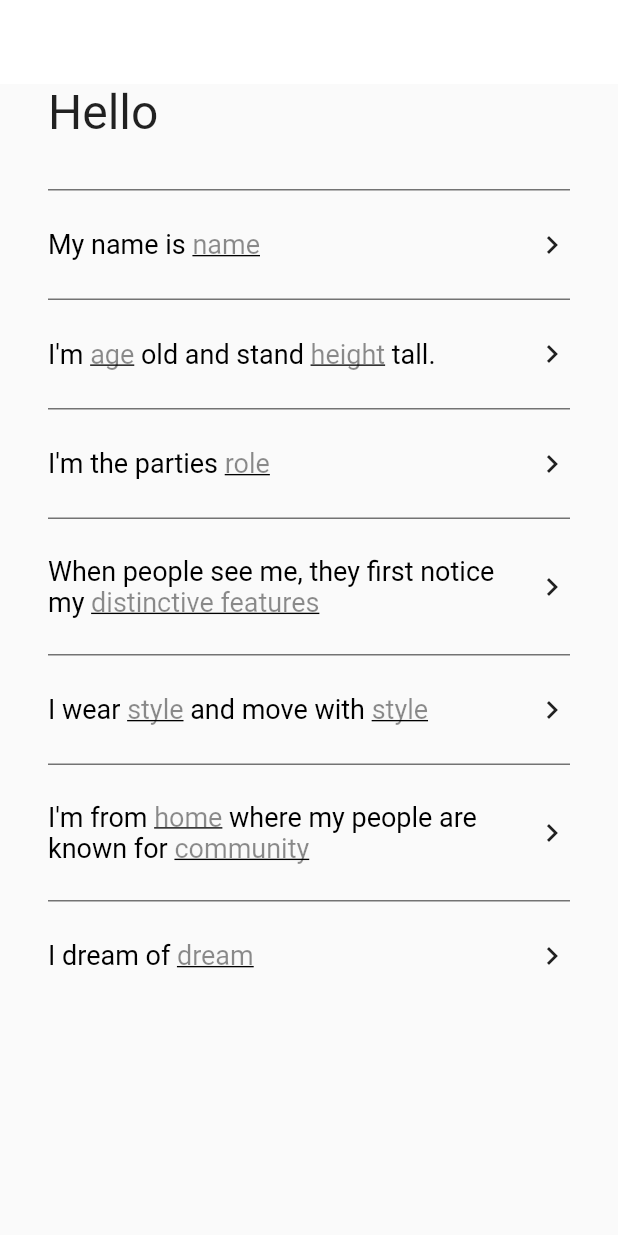
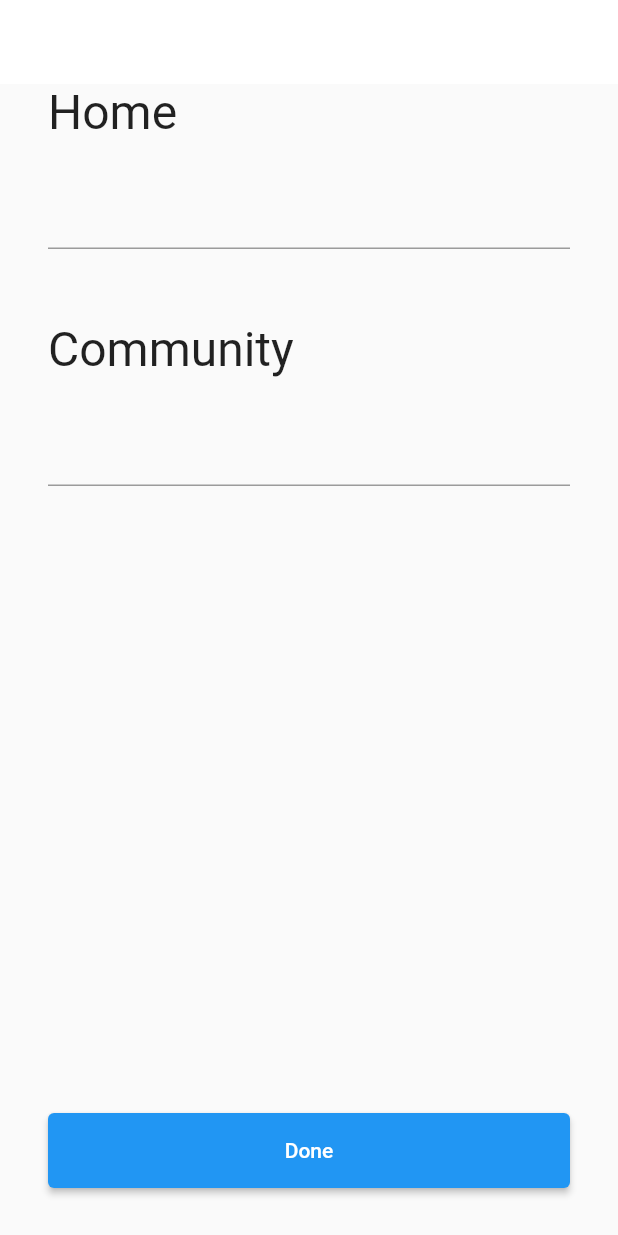
Before and after one commit to fates-dnd/fates_quest_flutter, a Flutter app: the screen it shows after launch, after a tap on an icon or button, on a phone screen of 412 x 824 dp. Run offline on Flutter 3.47's test engine with Material 2 defaults, Android fonts, the phone set to English and light mode, and no system bars; our stand-ins replace flutter_svg; generated files the repository leaves out were written again.

Commit message:
character creation flow template

```diff
--- a/lib/character_creator/character_creator.dart
+++ b/lib/character_creator/character_creator_screen.dart
@@ -1,11 +1,16 @@
+import 'package:fates_quest_flutter/character/character_screen.dart';
 import 'package:fates_quest_flutter/character_creator/age_and_height_form_screen.dart';
+import 'package:fates_quest_flutter/character_creator/distinctive_features_form_screen.dart';
+import 'package:fates_quest_flutter/character_creator/dream_form_screen.dart';
+import 'package:fates_quest_flutter/character_creator/home_and_community_form_screen.dart';
 import 'package:fates_quest_flutter/character_creator/name_form_screen.dart';
 import 'package:fates_quest_flutter/character_creator/role_form_screen.dart';
+import 'package:fates_quest_flutter/character_creator/wear_and_move_style_form_screen.dart';
 import 'package:flutter/material.dart';
 import 'package:flutter_gen/gen_l10n/app_localizations.dart';
 
-class CharacterCreator extends StatelessWidget {
-  const CharacterCreator({Key? key}) : super(key: key);
+class CharacterCreatorScreen extends StatelessWidget {
+  const CharacterCreatorScreen({Key? key}) : super(key: key);
 
   @override
   Widget build(BuildContext context) {
@@ -42,21 +47,34 @@ class CharacterCreator extends StatelessWidget {
           ),
           ConstructorRow(
             template: localization.when_people_see_me_they_notice__template,
-            onClick: () => {},
+            onClick: () => Navigator.of(context).push(MaterialPageRoute(
+                builder: (context) => const DistinctiveFeaturesFormScreen())),
           ),
           ConstructorRow(
             template: localization.i_wear_and_move_with__template,
-            onClick: () => {},
+            onClick: () => Navigator.of(context).push(MaterialPageRoute(builder: (context) => const WearAndMoveStyleFormScreen())),
           ),
           ConstructorRow(
             template:
                 localization.i_am_from_where_people_are_known_for__template,
-            onClick: () => {},
+            onClick: () => Navigator.of(context).push(MaterialPageRoute(builder: (context) => const HomeAndCommunityFormScreen())),
           ),
           ConstructorRow(
             template: localization.i_dream_of__template,
-            onClick: () => {},
+            onClick: () => Navigator.of(context).push(MaterialPageRoute(builder: (context) => const DreamFormScreen())),
           ),
+
+          ElevatedButton(
+            onPressed: () {
+              // TODO: submit result
+              Navigator.of(context).pushReplacement(MaterialPageRoute(builder: (context) => const CharacterScreen()));
+            },
+            child: Text(localization.create),
+            style: ElevatedButton.styleFrom(
+              minimumSize: const Size.fromHeight(50),
+            ),
+          ),
+          const SizedBox(height: 32)
         ],
       ),
     );
--- /dev/null
+++ b/lib/character_creator/home_and_community_form_screen.dart
@@ -0,0 +1,72 @@
+import 'package:flutter/material.dart';
+import 'package:flutter_gen/gen_l10n/app_localizations.dart';
+
+class HomeAndCommunityFormScreen extends StatelessWidget {
+  const HomeAndCommunityFormScreen({Key? key}) : super(key: key);
+
+  @override
+  Widget build(BuildContext context) {
+    final localization = AppLocalizations.of(context)!;
+
+    return Scaffold(
+      appBar: AppBar(),
+      body: Padding(
+        padding: const EdgeInsets.symmetric(horizontal: 32.0),
+        child: Column(
+          crossAxisAlignment: CrossAxisAlignment.start,
+          children: [
+            Expanded(
+              child: Column(
+                crossAxisAlignment: CrossAxisAlignment.start,
+                children: [
+                  Text(
+                    localization.home,
+                    style: const TextStyle(
+                      fontSize: 32,
+                    ),
+                  ),
+                  const SizedBox(
+                    height: 24,
+                  ),
+                  const TextField(
+                    style: TextStyle(
+                      fontSize: 18,
+                    ),
+                  ),
+                  const SizedBox(
+                    height: 48,
+                  ),
+                  Text(
+                    localization.community,
+                    style: const TextStyle(
+                      fontSize: 32,
+                    ),
+                  ),
+                  const SizedBox(
+                    height: 24,
+                  ),
+                  const TextField(
+                    style: TextStyle(
+                      fontSize: 18,
+                    ),
+                  ),
+                ],
+              ),
+            ),
+            ElevatedButton(
+              onPressed: () {
+                // TODO: submit result
+                Navigator.of(context).pop();
+              },
+              child: Text(localization.done),
+              style: ElevatedButton.styleFrom(
+                minimumSize: const Size.fromHeight(50),
+              ),
+            ),
+            const SizedBox(height: 32),
+          ],
+        ),
+      ),
+    );
+  }
+}
--- a/lib/main.dart
+++ b/lib/main.dart
@@ -1,7 +1,7 @@
 import 'package:flutter/material.dart';
 import 'package:flutter_gen/gen_l10n/app_localizations.dart';
 
-import 'character_creator/character_creator.dart';
+import 'character_creator/character_creator_screen.dart';
 
 void main() {
   runApp(const MyApp());
@@ -37,6 +37,6 @@ class MyHomePage extends StatefulWidget {
 class _MyHomePageState extends State<MyHomePage> {
   @override
   Widget build(BuildContext context) {
-    return const CharacterCreator();
+    return const CharacterCreatorScreen();
   }
 }
--- a/pubspec.yaml
+++ b/pubspec.yaml
@@ -14,6 +14,7 @@ dependencies:
   flutter_localizations:
     sdk: flutter
   intl: ^0.17.0
+  flutter_svg: ^1.0.3
 
 dev_dependencies:
   flutter_test:
@@ -24,3 +25,6 @@ dev_dependencies:
 flutter:
   generate: true
   uses-material-design: true
+
+  assets:
+    - assets/d20.svg
```
Also changed, not shown: lib/character/character_screen.dart (added, +21 -0 lines), lib/character_creator/distinctive_features_form_screen.dart (added, +50 -0 lines), lib/character_creator/dream_form_screen.dart (added, +50 -0 lines), lib/character_creator/wear_and_move_style_form_screen.dart (added, +72 -0 lines), lib/l10n/app_en.arb (+10 -1 lines), assets/d20.svg (added), pubspec.lock.
